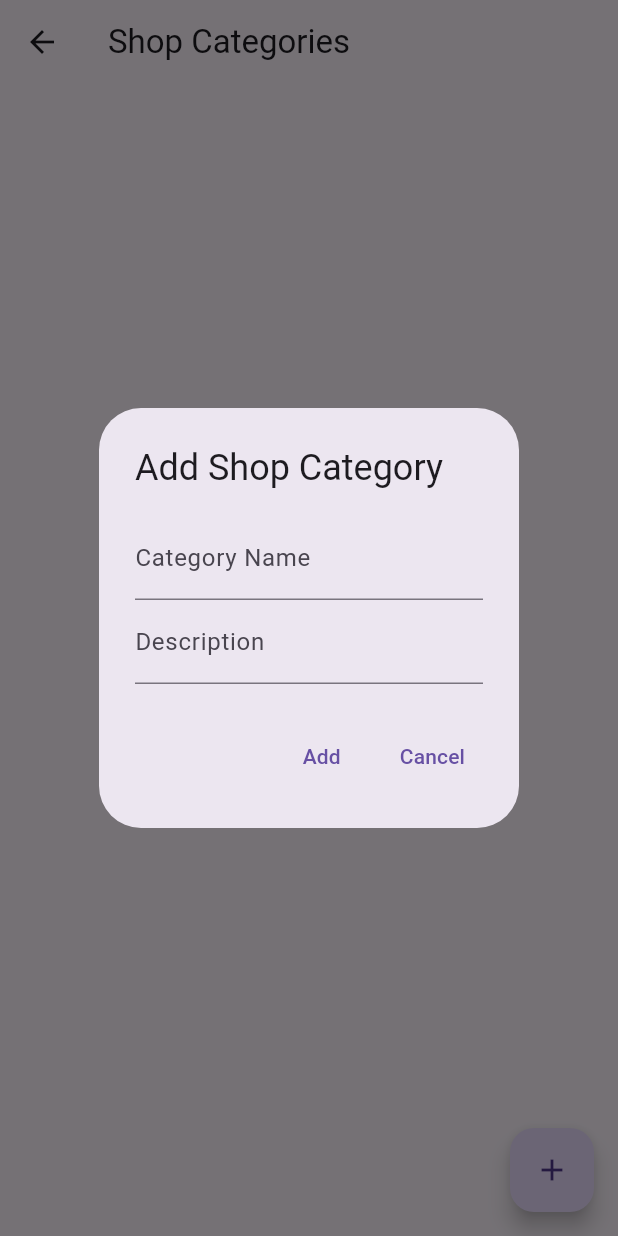
After one commit to paramjeetsingh007/Admin_Panel, a Flutter app: the ShopCategoriesPage screen opened by its route, after a tap on the "add" icon, on a phone screen of 412 x 824 dp. The commit adds this screen. Run offline on Flutter 3.47's test engine with Material 3 defaults, Android fonts, the phone set to English and light mode, and no system bars; our stand-ins replace firebase_auth, firebase_core, firebase_database; accounts and stored records are empty; statements that could not run were skipped.

Commit message:
Add categories

```diff
--- a/lib/main.dart
+++ b/lib/main.dart
@@ -1,3 +1,4 @@
+import 'package:admin_panel/shop_categories_page.dart';
 import 'package:flutter/material.dart';
 import 'package:firebase_core/firebase_core.dart';
 import 'firebase_options.dart';
@@ -24,7 +25,7 @@ class MyApp extends StatelessWidget {
       initialRoute: '/',
       routes: {
         '/': (context) => LoginPage(),
-        '/home': (context) => HomePage(), // Register the '/home' route
+        '/home': (context) => ShopCategoriesPage(), // Register the '/home' route
       },
     );
   }
--- /dev/null
+++ b/lib/shop_categories_page.dart
@@ -0,0 +1,144 @@
+import 'package:flutter/material.dart';
+import 'package:firebase_database/firebase_database.dart';
+import 'shops_page.dart';
+
+class ShopCategoriesPage extends StatefulWidget {
+  @override
+  _ShopCategoriesPageState createState() => _ShopCategoriesPageState();
+}
+
+class _ShopCategoriesPageState extends State<ShopCategoriesPage> {
+  final DatabaseReference databaseRef =
+      FirebaseDatabase.instance.ref().child('shopCategories');
+
+  Map<String, dynamic> shopCategories = {};
+  bool isLoading = true;
+
+  @override
+  void initState() {
+    super.initState();
+    fetchShopCategories();
+  }
+
+  void fetchShopCategories() {
+    databaseRef.onValue.listen((event) {
+      final data = event.snapshot.value as Map?;
+      setState(() {
+        shopCategories = data != null ? Map<String, dynamic>.from(data) : {};
+        isLoading = false;
+      });
+    });
+  }
+
+  void addCategory() {
+    final nameController = TextEditingController();
+    final descriptionController = TextEditingController();
+
+    showDialog(
+      context: context,
+      builder: (context) {
+        return AlertDialog(
+          title: Text('Add Shop Category'),
+          content: Column(
+            mainAxisSize: MainAxisSize.min,
+            children: [
+              TextField(
+                controller: nameController,
+                decoration: InputDecoration(labelText: 'Category Name'),
+              ),
+              TextField(
+                controller: descriptionController,
+                decoration: InputDecoration(labelText: 'Description'),
+              ),
+            ],
+          ),
+          actions: [
+            TextButton(
+              onPressed: () {
+                final id = DateTime.now().millisecondsSinceEpoch.toString();
+                databaseRef.child(id).set({
+                  'name': nameController.text,
+                  'description': descriptionController.text,
+                  'shops': {},
+                }).then((_) => Navigator.pop(context));
+              },
+              child: Text('Add'),
+            ),
+            TextButton(
+              onPressed: () => Navigator.pop(context),
+              child: Text('Cancel'),
+            ),
+          ],
+        );
+      },
+    );
+  }
+
+  void deleteCategory(String id) {
+    showDialog(
+      context: context,
+      builder: (context) {
+        return AlertDialog(
+          title: Text('Delete Shop Category'),
+          content: Text('Are you sure you want to delete this category?'),
+          actions: [
+            TextButton(
+              onPressed: () {
+                databaseRef.child(id).remove().then((_) => Navigator.pop(context));
+              },
+              child: Text('Delete'),
+            ),
+            TextButton(
+              onPressed: () => Navigator.pop(context),
+              child: Text('Cancel'),
+            ),
+          ],
+        );
+      },
+    );
+  }
+
+  @override
+  Widget build(BuildContext context) {
+    return Scaffold(
+      appBar: AppBar(title: Text('Shop Categories')),
+      body: isLoading
+          ? Center(child: CircularProgressIndicator())
+          : ListView(
+              children: shopCategories.entries.map((entry) {
+                final id = entry.key;
+                final category = entry.value as Map;
+                return ListTile(
+                  title: Text(category['name']),
+                  subtitle: Text(category['description']),
+                  trailing: Row(
+                    mainAxisSize: MainAxisSize.min,
+                    children: [
+                      IconButton(
+                        icon: Icon(Icons.edit),
+                        onPressed: () {
+                          Navigator.push(
+                            context,
+                            MaterialPageRoute(
+                              builder: (context) =>
+                                  ShopsPage(categoryId: id, category: category),
+                            ),
+                          );
+                        },
+                      ),
+                      IconButton(
+                        icon: Icon(Icons.delete),
+                        onPressed: () => deleteCategory(id),
+                      ),
+                    ],
+                  ),
+                );
+              }).toList(),
+            ),
+      floatingActionButton: FloatingActionButton(
+        onPressed: addCategory,
+        child: Icon(Icons.add),
+      ),
+    );
+  }
+}
--- a/pubspec.yaml
+++ b/pubspec.yaml
@@ -38,6 +38,7 @@ dependencies:
   sign_in_button: ^3.2.0
   firebase_core: ^3.6.0
   firebase_auth: ^5.3.1
+  firebase_database: ^11.1.5
 
 dev_dependencies:
   flutter_test:
```
Also changed, not shown: lib/shops_page.dart (added, +200 -0 lines), lib/firebase_options.dart, pubspec.lock, 1 other file.
